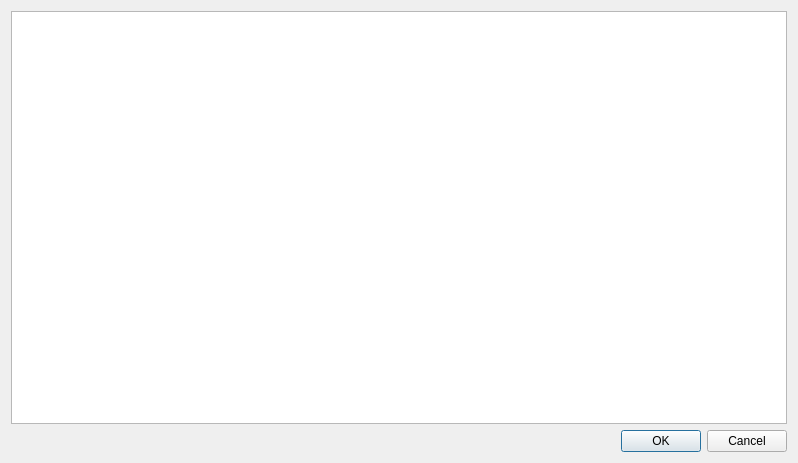
Before: the Qt Designer form src/statsdialog.ui in SayedAlesawy/OS-Scheduler, drawn with Qt 5.
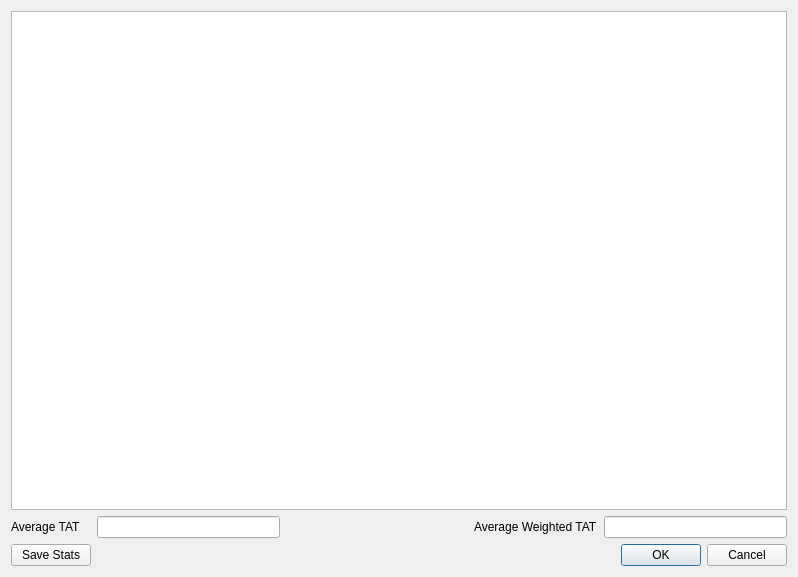
After: the same form once the commit is applied.

```diff
--- a/src/statsdialog.ui
+++ b/src/statsdialog.ui
@@ -7,17 +7,58 @@
     <x>0</x>
     <y>0</y>
     <width>798</width>
-    <height>463</height>
+    <height>577</height>
    </rect>
   </property>
   <property name="windowTitle">
    <string>Dialog</string>
   </property>
-  <layout class="QVBoxLayout" name="verticalLayout">
-   <item>
+  <layout class="QGridLayout" name="gridLayout">
+   <item row="1" column="1">
+    <widget class="QLineEdit" name="lineEdit">
+     <property name="readOnly">
+      <bool>true</bool>
+     </property>
+    </widget>
+   </item>
+   <item row="1" column="0">
+    <widget class="QLabel" name="label">
+     <property name="text">
+      <string>Average TAT</string>
+     </property>
+    </widget>
+   </item>
+   <item row="1" column="4">
+    <widget class="QLineEdit" name="lineEdit_2">
+     <property name="readOnly">
+      <bool>true</bool>
+     </property>
+    </widget>
+   </item>
+   <item row="1" column="3">
+    <widget class="QLabel" name="label_2">
+     <property name="text">
+      <string>Average Weighted TAT</string>
+     </property>
+    </widget>
+   </item>
+   <item row="1" column="2">
+    <spacer name="horizontalSpacer">
+     <property name="orientation">
+      <enum>Qt::Horizontal</enum>
+     </property>
+     <property name="sizeHint" stdset="0">
+      <size>
+       <width>40</width>
+       <height>20</height>
+      </size>
+     </property>
+    </spacer>
+   </item>
+   <item row="0" column="0" colspan="5">
     <widget class="QTableWidget" name="tableWidget"/>
    </item>
-   <item>
+   <item row="2" column="2" colspan="3">
     <widget class="QDialogButtonBox" name="buttonBox">
      <property name="orientation">
       <enum>Qt::Horizontal</enum>
@@ -27,6 +68,13 @@
      </property>
     </widget>
    </item>
+   <item row="2" column="0">
+    <widget class="QPushButton" name="pushButton">
+     <property name="text">
+      <string>Save Stats</string>
+     </property>
+    </widget>
+   </item>
   </layout>
  </widget>
  <resources/>
```
